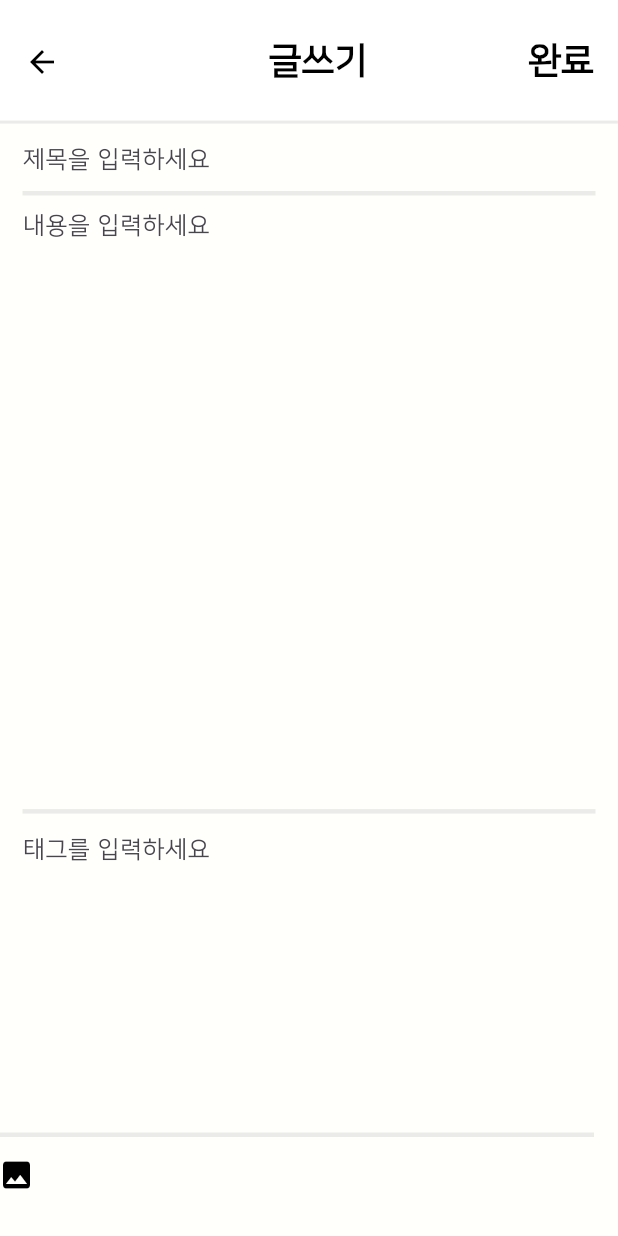
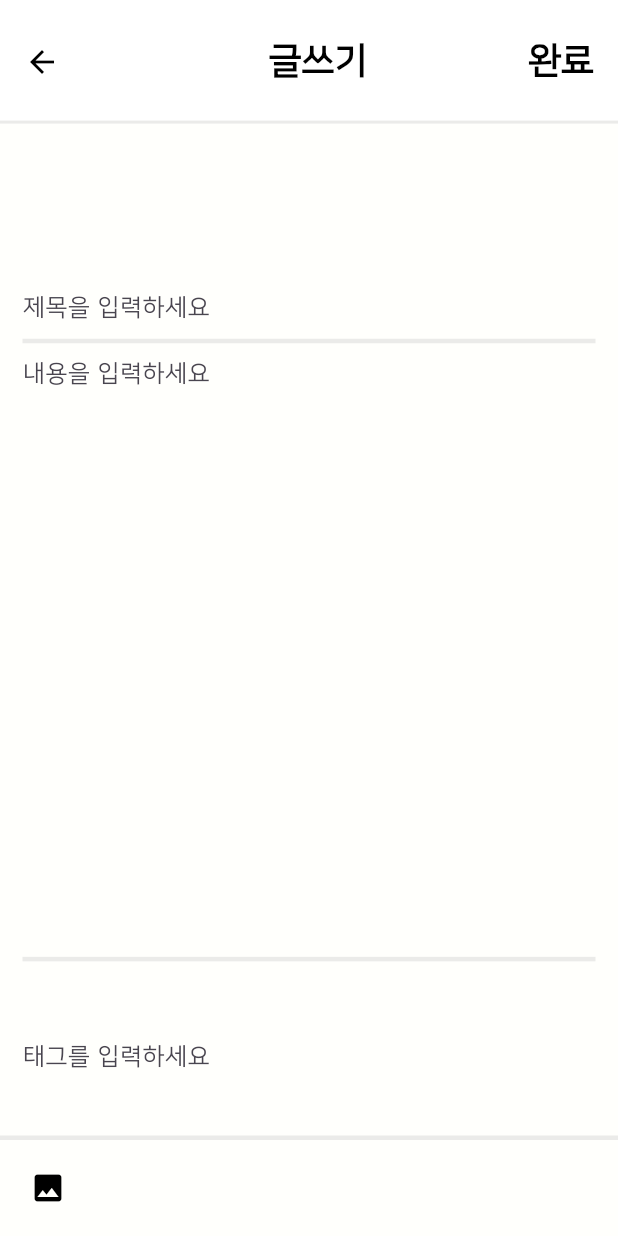
Before and after one commit to Ollive-88/front, a Flutter app: the BoardWriteScreen screen opened by its route, on a phone screen of 412 x 824 dp. Run offline on Flutter 3.47's test engine with Material 3 defaults, Android fonts, the phone set to English and light mode, and no system bars; our stand-ins replace dio, get; network calls fail.

Commit message:
Feat : 태그 검색 수정, 글쓰기 태그, 사진버튼 수정

```diff
--- a/ollive_front/lib/main.dart
+++ b/ollive_front/lib/main.dart
@@ -26,7 +26,7 @@ class _AppState extends State<App> {
       routes: {
         '/home': (context) => const HomScreen(),
         '/board/search': (context) => const BoardSearchScreen(),
-        '/board/write': (context) => const BoardWriteScreen(),
+        '/board/write': (context) => BoardWriteScreen(),
         '/1': (context) => const Test1(),
         '/2': (context) => const Test2(),
       },
--- a/ollive_front/lib/screens/board/board_screen.dart
+++ b/ollive_front/lib/screens/board/board_screen.dart
@@ -30,7 +30,10 @@ class BoardScreen extends StatefulWidget {
     "viewCnt": 64,
     "likeCnt": 10,
     "commentCnt": 2,
-    "tags": ["자유", "꿀팁"],
+    "tags": [
+      "자유자유",
+      "꿀팁꿀팁",
+    ],
     "imgUrls": ["https://i.ytimg.com/vi/gpFSXXhonVk/maxresdefault.jpg"],
   });
 
--- a/ollive_front/lib/screens/board/board_write_screen.dart
+++ b/ollive_front/lib/screens/board/board_write_screen.dart
@@ -1,7 +1,63 @@
 import 'package:flutter/material.dart';
+import 'package:flutter/widgets.dart';
+import 'package:ollive_front/widgets/board/board_tag_widget.dart';
 
-class BoardWriteScreen extends StatelessWidget {
+class BoardWriteScreen extends StatefulWidget {
   const BoardWriteScreen({super.key});
+
+  @override
+  State<BoardWriteScreen> createState() => _BoardWriteScreenState();
+}
+
+class _BoardWriteScreenState extends State<BoardWriteScreen> {
+  final TextEditingController _inputController = TextEditingController();
+  final FocusNode _focusNode = FocusNode();
+
+  // 태그 리스트
+  List<String> tagNames = [];
+
+  // 태그 입력 처리 메서드
+  void subStringTags() {
+    String text = _inputController.text;
+    RegExp regExp = RegExp(r"[\uAC00-\uD7A3a-zA-Z0-9_]+");
+    Iterable<RegExpMatch> matches = regExp.allMatches(text);
+
+    for (var match in matches) {
+      text = text.replaceFirst(match.group(0)!.substring(1), '');
+      tagNames.add(match.group(0)!);
+    }
+
+    setState(() {
+      _inputController.text = text.trim(); // trim()을 사용해 앞뒤 공백 제거
+    });
+  }
+
+  // 태그 지우는 메서드
+  void deleteTags(int index) {
+    tagNames.removeAt(index);
+    setState(() {});
+  }
+
+  // 키보드 위치 변수
+  double keyboardHeight = 0.0;
+
+  @override
+  void initState() {
+    super.initState();
+
+    // 포커스 초기화
+    _focusNode.requestFocus();
+
+    // 키보드 상태 변화 감지
+    WidgetsBinding.instance.addPostFrameCallback((_) {
+      final viewInsets = MediaQuery.of(context).viewInsets.bottom;
+      if (viewInsets != keyboardHeight) {
+        setState(() {
+          keyboardHeight = viewInsets;
+        });
+      }
+    });
+  }
 
   @override
   Widget build(BuildContext context) {
@@ -50,11 +106,12 @@ class BoardWriteScreen extends StatelessWidget {
             ),
           ),
         ),
-        body: SingleChildScrollView(
-          child: Form(
-            child: Column(
+        body: Stack(
           children: [
-                Padding(
+            Align(
+              alignment: Alignment.bottomCenter,
+              child: SingleChildScrollView(
+                child: Padding(
                   padding: const EdgeInsets.symmetric(horizontal: 15),
                   child: Column(
                     children: [
@@ -99,17 +156,51 @@ class BoardWriteScreen extends StatelessWidget {
                           ),
                         ),
                       ),
-                      SizedBox(
+                      RawKeyboardListener(
+                        focusNode: _focusNode,
+                        onKey: (event) {
+                          if (event.physicalKey.debugName == "Space") {
+                            subStringTags();
+                          }
+                        },
+                        child: SizedBox(
                           height: MediaQuery.of(context).size.height / 4.5,
+                          child: SingleChildScrollView(
                             child: TextFormField(
-                          decoration: const InputDecoration(
+                              controller: _inputController,
+                              maxLines: 50,
+                              decoration: InputDecoration(
+                                prefix: Padding(
+                                  padding:
+                                      const EdgeInsets.symmetric(vertical: 30),
+                                  child: Column(
+                                    children: [
+                                      Wrap(
+                                        spacing: 8.0, // 가로 방향의 태그 사이 간격
+                                        runSpacing: 4.0,
+                                        children: [
+                                          for (int i = 0;
+                                              i < tagNames.length;
+                                              i++)
+                                            Tag(
+                                              tagName: tagNames[i],
+                                              isSearch: true,
+                                              deleteTag: () => deleteTags(i),
+                                            )
+                                        ],
+                                      ),
+                                    ],
+                                  ),
+                                ),
                                 hintText: "태그를 입력하세요",
-                            enabledBorder: UnderlineInputBorder(
+                                enabledBorder: const UnderlineInputBorder(
                                   borderSide: BorderSide.none,
                                 ),
                                 // 포커스를 받았을 때의 테두리 스타일
-                            focusedBorder: UnderlineInputBorder(
+                                focusedBorder: const UnderlineInputBorder(
                                   borderSide: BorderSide.none,
+                                ),
+                              ),
                             ),
                           ),
                         ),
@@ -117,12 +208,14 @@ class BoardWriteScreen extends StatelessWidget {
                     ],
                   ),
                 ),
-              ],
               ),
             ),
-        ),
-        floatingActionButton: Container(
-          width: MediaQuery.of(context).size.width,
+            Positioned(
+              bottom: keyboardHeight,
+              left: 0,
+              right: 0,
+              child: Container(
+                padding: const EdgeInsets.all(20.0),
                 decoration: const BoxDecoration(
                   color: Color(0xFFFFFFFC),
                   border: Border(
@@ -135,17 +228,17 @@ class BoardWriteScreen extends StatelessWidget {
                 child: const Row(
                   mainAxisAlignment: MainAxisAlignment.start,
                   children: [
-              Padding(
-                padding: EdgeInsets.symmetric(vertical: 13, horizontal: 15),
-                child: Icon(
+                    Icon(
                       Icons.image,
                       color: Colors.black,
+                    ),
+                  ],
+                ),
               ),
             ),
           ],
         ),
       ),
-      ),
     );
   }
 }
```
Also changed, not shown: ollive_front/lib/screens/board/board_search_screen.dart (+5 -8 lines). Lines whose indentation alone changed are shown as unchanged.
